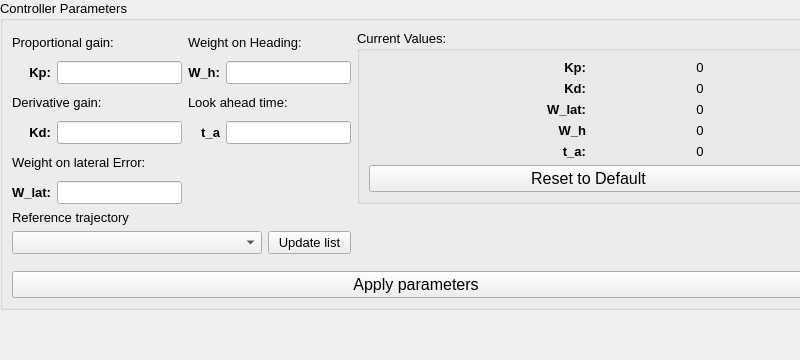
The window that modules/steeringwheelcontrol/action/swcontrollers/ui/pd_tab.ui (tud-hri/joan) describes before a commit, drawn with Qt 5.
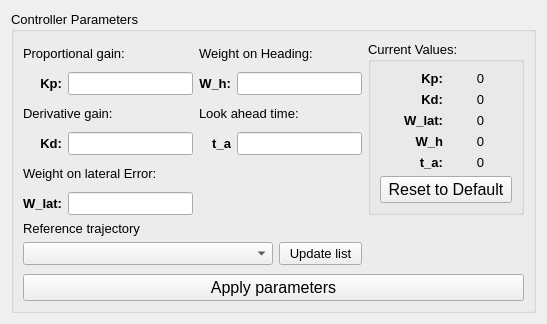
The same window after the commit.

Patch:
```diff
--- a/modules/steeringwheelcontrol/action/swcontrollers/ui/pd_tab.ui
+++ b/modules/steeringwheelcontrol/action/swcontrollers/ui/pd_tab.ui
@@ -6,22 +6,16 @@
    <rect>
     <x>0</x>
     <y>0</y>
-    <width>800</width>
-    <height>360</height>
+    <width>547</width>
+    <height>324</height>
    </rect>
   </property>
   <property name="windowTitle">
    <string>Form</string>
   </property>
+  <layout class="QGridLayout" name="gridLayout_2">
+   <item row="0" column="0">
   <widget class="QGroupBox" name="groupBox">
-   <property name="geometry">
-    <rect>
-     <x>0</x>
-     <y>0</y>
-     <width>832</width>
-     <height>310</height>
-    </rect>
-   </property>
    <property name="font">
     <font>
      <pointsize>10</pointsize>
@@ -524,6 +518,8 @@
     </item>
    </layout>
   </widget>
+   </item>
+  </layout>
  </widget>
  <resources/>
  <connections/>
```
Lines whose indentation alone changed are shown as unchanged.
